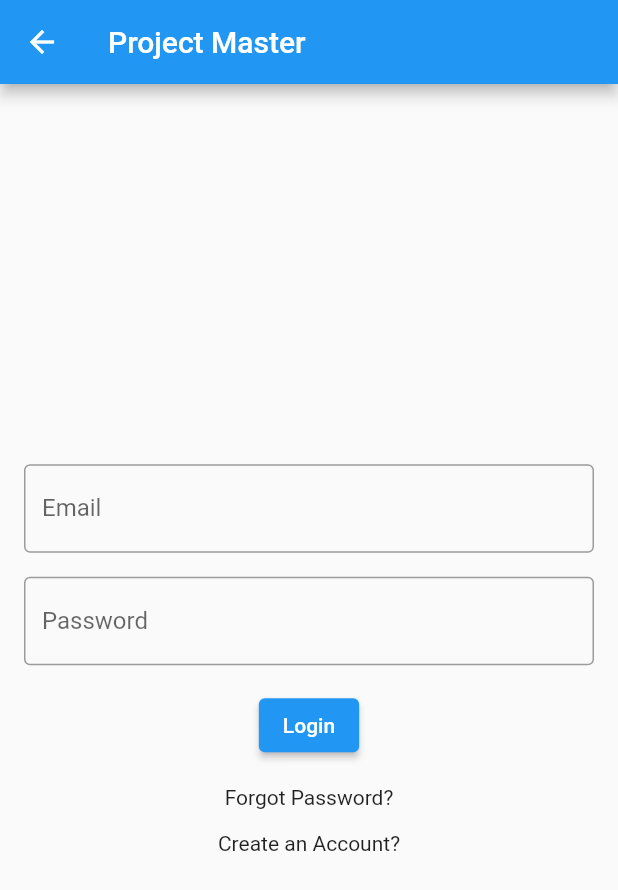
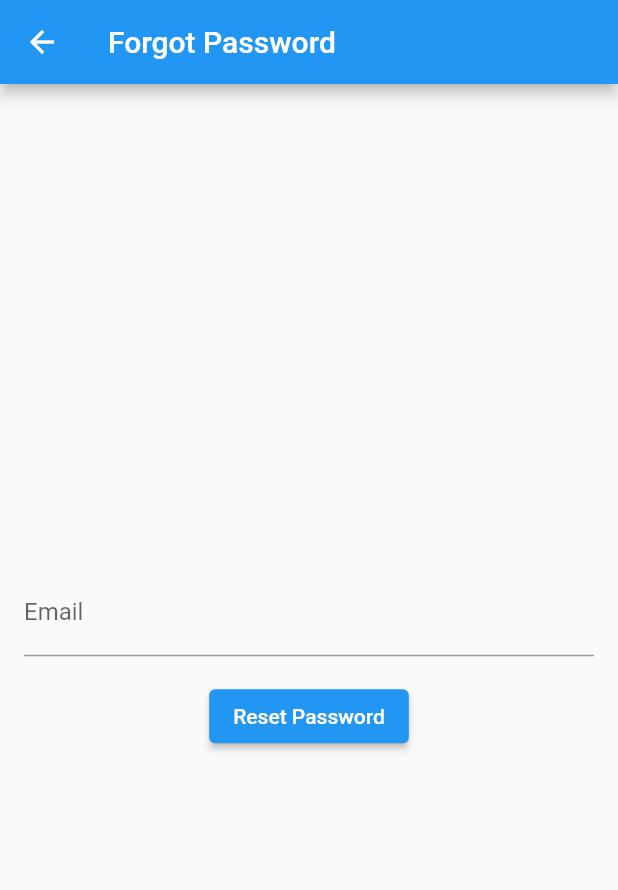
Before and after one commit to limwlee/ProjectMaster, a Flutter app: the LoginPage screen opened by its route, after a tap on "Forgot Password?", on a phone screen of 412 x 824 dp. Shown: the top 890 px of the screen. Run offline on Flutter 3.47's test engine with Material 2 defaults, Android fonts, the phone set to English and light mode, and no system bars; our stand-ins replace firebase_auth, firebase_core, google_sign_in; accounts and stored records are empty; network calls fail.

Commit message:
update forget password

```diff
--- /dev/null
+++ b/lib/forgot_password_page.dart
@@ -0,0 +1,75 @@
+import 'package:flutter/material.dart';
+import 'package:firebase_auth/firebase_auth.dart';
+import 'package:project_master/login_page.dart';
+
+class ForgotPasswordPage extends StatefulWidget {
+  @override
+  _ForgotPasswordPageState createState() => _ForgotPasswordPageState();
+}
+
+class _ForgotPasswordPageState extends State<ForgotPasswordPage> {
+  final FirebaseAuth _auth = FirebaseAuth.instance;
+  final TextEditingController _emailController = TextEditingController();
+  String _resetPasswordError = '';
+
+  Future<void> _resetPassword() async {
+    final String email = _emailController.text.trim();
+
+    try {
+      await _auth.sendPasswordResetEmail(email: email);
+
+      // Display a success message and navigate to login page or another screen.
+      ScaffoldMessenger.of(context).showSnackBar(
+        SnackBar(
+          content: Text('Password reset email sent. Please check your email to reset your password.'),
+        ),
+      );
+      Navigator.of(context).pop(MaterialPageRoute(
+        builder: (context) => LoginPage(),
+      ));
+    } catch (e) {
+      setState(() {
+        _resetPasswordError = e.toString();
+      });
+
+      // Display an error message to the user.
+      ScaffoldMessenger.of(context).showSnackBar(
+        SnackBar(
+          content: Text('Password reset failed. $_resetPasswordError'),
+        ),
+      );
+    }
+  }
+
+  @override
+  Widget build(BuildContext context) {
+    return Scaffold(
+      appBar: AppBar(
+        title: Text('Forgot Password'),
+      ),
+      body: Padding(
+        padding: const EdgeInsets.all(16.0),
+        child: Column(
+          mainAxisAlignment: MainAxisAlignment.center,
+          children: <Widget>[
+            TextField(
+              controller: _emailController,
+              keyboardType: TextInputType.emailAddress,
+              decoration: InputDecoration(labelText: 'Email'),
+            ),
+            SizedBox(height: 16),
+            ElevatedButton(
+              onPressed: _resetPassword,
+              child: Text('Reset Password'),
+            ),
+            if (_resetPasswordError.isNotEmpty)
+              Text(
+                _resetPasswordError,
+                style: TextStyle(color: Colors.red),
+              ),
+          ],
+        ),
+      ),
+    );
+  }
+}
--- a/lib/login_page.dart
+++ b/lib/login_page.dart
@@ -1,5 +1,6 @@
 import 'package:flutter/material.dart';
 import 'package:firebase_auth/firebase_auth.dart';
+import 'package:project_master/forgot_password_page.dart';
 import 'package:project_master/main_page.dart';
 import 'package:project_master/registration_page.dart';
 
@@ -86,7 +87,9 @@ class _LoginPageState extends State<LoginPage> {
               children: [
                 GestureDetector(
                   onTap: () {
-                    // Add password reset logic here
+                    Navigator.of(context).push(MaterialPageRoute(
+                      builder: (context) => ForgotPasswordPage(),
+                    ));
                   },
                   child: Text('Forgot Password?'),
                 ),
--- a/lib/main.dart
+++ b/lib/main.dart
@@ -1,5 +1,6 @@
 import 'package:flutter/material.dart';
 import 'package:firebase_core/firebase_core.dart';
+import 'package:google_sign_in/google_sign_in.dart';
 import 'package:project_master/login_page.dart';
 import 'firebase_options.dart';
 
```
Also changed, not shown: lib/registration_page.dart (+37 -1 lines), 9 other files.
